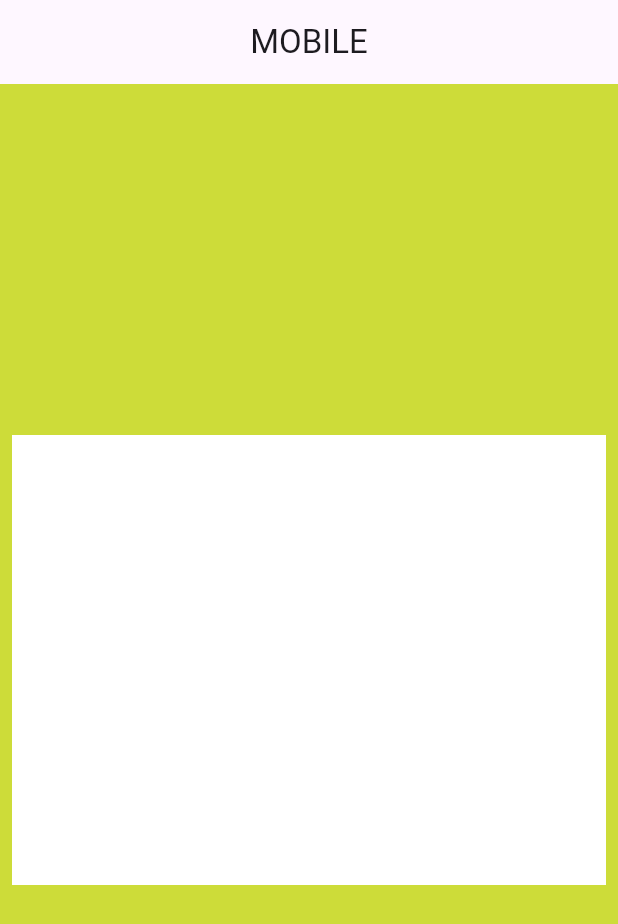
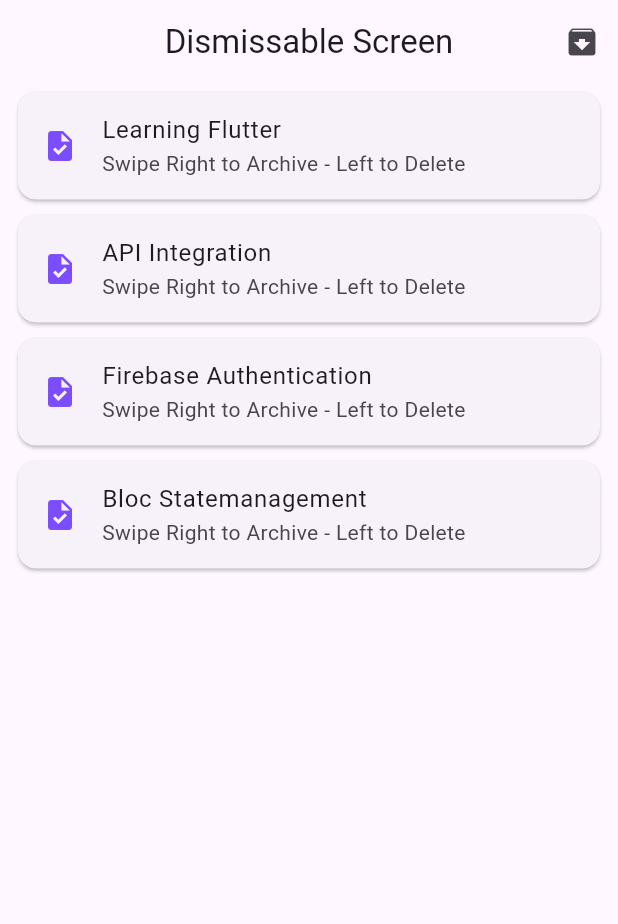
Before and after one commit to sanjayr1944/Flutter-UI, a Flutter app: the screen it shows after launch, on a phone screen of 412 x 824 dp. Shown: the top 924 px of the screen. Run offline on Flutter 3.47's test engine with Material 3 defaults, Android fonts, the phone set to English and light mode, and no system bars.

Commit message:
Completed Dismissable and Reordering

```diff
--- /dev/null
+++ b/lib/Swipe/dismissable.dart
@@ -0,0 +1,158 @@
+import 'package:flutter/material.dart';
+
+
+class DismissableScreen extends StatefulWidget {
+  const DismissableScreen({super.key});
+
+  @override
+  State<DismissableScreen> createState() => _DismissableScreenState();
+}
+
+class _DismissableScreenState extends State<DismissableScreen> {
+
+
+  final List<String> tasks =
+  [
+    "Learning Flutter",
+    "API Integration",
+    "Firebase Authentication",
+    "Bloc Statemanagement"
+  ];
+
+  final List<String> archiveTasks =
+  [
+
+  ];
+
+  //ON ARCHIVE
+  void archiveTask(String task)
+  {
+    setState(()
+    {
+      tasks.remove(task); //Removing the Content from Common screen
+      archiveTasks.add(task); //it will only visible at Archive Screen
+    });
+
+    ScaffoldMessenger.of(context).showSnackBar(
+      SnackBar(content: Text("$task Archived!"),)
+    );
+
+
+  }
+
+  //ON DELETE
+  void deleteingTask(String task)
+  {
+    setState(()
+    {
+      tasks.remove(task); //Deleting the task, it will only visible at Common Screen
+    });
+
+    ScaffoldMessenger.of(context).showSnackBar(
+      SnackBar(content: Text("$task Deleted!"),)
+    );
+  }
+  @override
+  Widget build(BuildContext context) {
+    return Scaffold(
+      appBar: AppBar(
+        title: Text("Dismissable Screen"),
+        centerTitle: true,
+        actions: [
+          IconButton(onPressed: (){}, icon: Icon(Icons.archive))
+        ],
+      ),
+      body: tasks.isEmpty ? Center(child: Text("No Tasks"),)
+          : ListView.builder(
+        itemCount: tasks.length,
+          itemBuilder:(context,index)
+          {
+            final task = tasks[index];
+
+            return Dismissible(
+                key: ValueKey(task),
+                direction: DismissDirection.horizontal,
+
+                //Archive
+
+                background: Container(
+                  color: Colors.blue,
+                  alignment: .centerLeft,
+                  padding: EdgeInsets.only(left: 20),
+                  child: Icon(Icons.archive,color: Colors.white,),
+                ),
+
+                //Delete
+
+                secondaryBackground: Container(
+                  color: Colors.red,
+                  alignment: .centerRight,
+                  padding: EdgeInsets.only(right: 20),
+                  child: Icon(Icons.delete,color: Colors.white,),
+                ),
+
+                confirmDismiss: (direction)
+                async{
+                  if(direction == DismissDirection.startToEnd)
+                  {
+                    archiveTask(task);
+                    return false;
+                  }
+                  else
+                  {
+                    return await
+                    showDialog<bool>
+                      (
+                      context: context,
+                      builder: (dialogContext)
+                      {
+                        return AlertDialog(
+                          title: Text("Are you sure?"),
+                          content: Text("Do you want to delete $task?"),
+
+                          actions: [
+                            TextButton(onPressed: ()
+                            {
+                              Navigator.of(dialogContext).pop(false);
+                            },
+                                child: Text("Cancel"),
+                            ),
+                            TextButton(onPressed: ()
+                            {
+                              Navigator.of(dialogContext).pop(true);
+                            },
+                                child: Text("Delete"),
+                            ),
+                          ],
+                        ) ;
+                      },
+                    ) ?? false;
+                  }
+                },
+
+                onDismissed: (direction)
+                {
+                  if(direction == DismissDirection.endToStart)
+                  {
+                    deleteingTask(task);
+                  }
+                },
+
+                child: Card(
+                  margin: const EdgeInsets.symmetric(
+                    horizontal: 12,
+                    vertical: 5,
+                  ),
+                  child: ListTile(
+                    leading: Icon(Icons.task,
+                    color: Colors.deepPurpleAccent,),
+                    title: Text(task),
+                    subtitle: Text("Swipe Right to Archive - Left to Delete"),
+                  )
+                ),
+            );
+          },
+      ),
+    );
+  }
+}
--- a/lib/main.dart
+++ b/lib/main.dart
@@ -3,11 +3,13 @@
 import 'package:demo_test/Grid_view/grid_view.dart';
 import 'package:demo_test/List_View/list_view.dart';
 import 'package:demo_test/NavBar/BottomNav/bottomNav.dart';
+import 'package:demo_test/Reordering/reordering.dart';
 import 'package:demo_test/ResposiveDesign/Design/MyLayoutScreen.dart';
 import 'package:demo_test/ResposiveDesign/Design/mobileScreen.dart';
 import 'package:demo_test/ResposiveDesign/MyMediaQuery.dart';
 import 'package:demo_test/Routes/Screens/home_screen.dart';
 import 'package:demo_test/Routes/Screens/settings_screen.dart';
+import 'package:demo_test/Swipe/dismissable.dart';
 // import 'package:demo_test/Sheets/bottom_sheet.dart';
 import 'package:flutter/material.dart';
 // import 'Gestures/gestures.dart';
@@ -27,9 +29,8 @@ class MyApp extends StatelessWidget {
   Widget build(BuildContext context) {
     return MaterialApp
       (
-      home: MyLayoutScreen(
-          mobileScreen: MobileScreen(),
-          desktopScreen: DesktopScreen()),
+      debugShowCheckedModeBanner: false,
+      home: DismissableScreen()
     );
   }
 }
```
Also changed, not shown: lib/Reordering/reordering.dart (added, +60 -0 lines).
